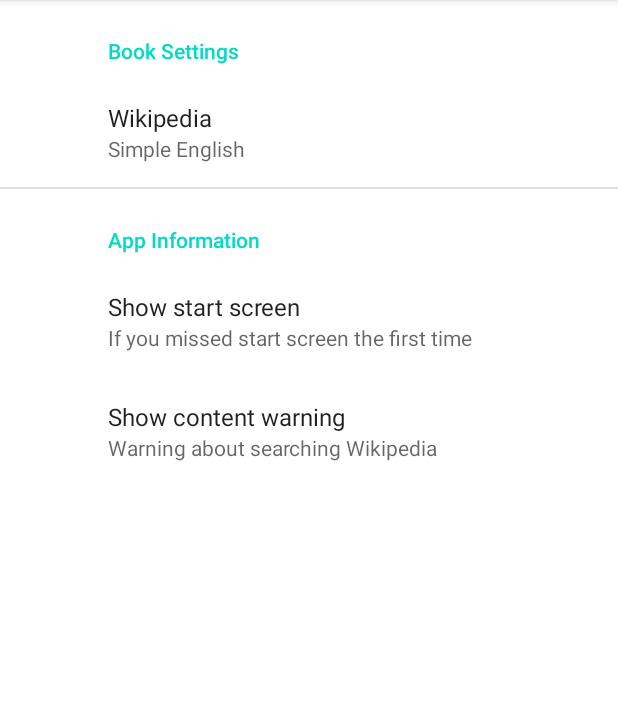
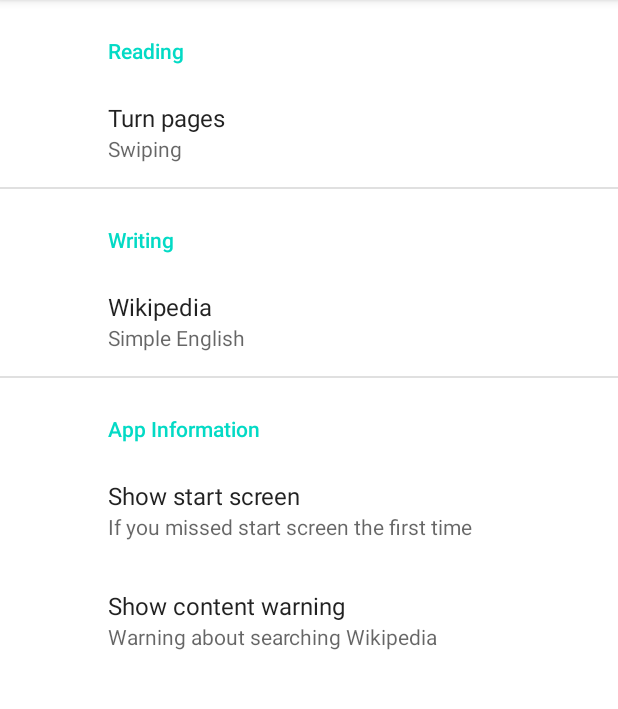
Before and after one commit to babydots/babybook, an Android app: the SettingsActivity screen opened directly, with no data from a screen before it, on a phone screen of 412 x 824 dp, the part 84-793 px from its top. Run offline under Robolectric (Android 15) with nearby library versions, the phone set to English and light mode, and no system bars; our stand-ins replace Room's generated code, androidx.preference; 1 statement that could not run was skipped.

Commit message:
Allow swiping pages to turn (configurable via settings). Sensible paper background when loading images or lack of pages.

```diff
--- a/android/src/main/java/com/serwylo/babybook/Preferences.kt
+++ b/android/src/main/java/com/serwylo/babybook/Preferences.kt
@@ -8,6 +8,10 @@
 
     private const val KEY_ONBOARDING_COMPLETE = "onboarding_complete"
     private const val KEY_HAS_SHOWN_CONTENT_WARNING_COMPLETE = "has_shown_content_warning"
+    private const val KEY_PAGE_TURN_TYPE = "page_turn_type"
+
+    const val PAGE_TURN_TYPE_SWIPING = "swipe"
+    const val PAGE_TURN_TYPE_BUTTONS_OVERLAYED = "buttons_overlayed"
 
     private fun prefs(context: Context) = PreferenceManager.getDefaultSharedPreferences(context)
 
@@ -23,4 +27,6 @@
         putBoolean(KEY_HAS_SHOWN_CONTENT_WARNING_COMPLETE, true)
     }
 
+    fun pageTurnType(context: Context) = prefs(context).getString(KEY_PAGE_TURN_TYPE, null) ?: PAGE_TURN_TYPE_SWIPING
+
 }
--- a/android/src/main/java/com/serwylo/babybook/SettingsActivity.kt
+++ b/android/src/main/java/com/serwylo/babybook/SettingsActivity.kt
@@ -27,6 +27,15 @@
 
         override fun onCreatePreferences(savedInstanceState: Bundle?, rootKey: String?) {
             addPreferencesFromResource(R.xml.settings)
+
+            findPreference<ListPreference>("page_turn_type")?.apply {
+                setDefaultValue(Preferences.PAGE_TURN_TYPE_SWIPING)
+                summaryProvider = Preference.SummaryProvider { preference: ListPreference ->
+                    val prefVal = preference.value ?: Preferences.PAGE_TURN_TYPE_SWIPING
+                    val index = context.resources.getStringArray(R.array.page_turn_type_entry_values).indexOf(prefVal)
+                    context.resources.getStringArray(R.array.page_turn_type_entries)[index]
+                }
+            }
 
             findPreference<ListPreference>("select_wiki_site")?.apply {
                 lifecycleScope.launchWhenCreated {
--- a/android/src/main/res/layout/activity_edit_book.xml
+++ b/android/src/main/res/layout/activity_edit_book.xml
@@ -3,6 +3,7 @@
     xmlns:app="http://schemas.android.com/apk/res-auto"
     xmlns:tools="http://schemas.android.com/tools"
     android:id="@+id/container"
+    android:background="@drawable/paper"
     android:layout_width="match_parent"
     android:layout_height="match_parent" >
 
@@ -10,6 +11,7 @@
         android:id="@+id/card"
         android:layout_width="match_parent"
         android:layout_height="wrap_content"
+        android:background="@color/white"
         app:layout_constraintTop_toTopOf="parent">
 
         <androidx.constraintlayout.widget.ConstraintLayout
--- a/android/src/main/res/layout/activity_edit_book_page.xml
+++ b/android/src/main/res/layout/activity_edit_book_page.xml
@@ -5,12 +5,14 @@
     android:id="@+id/container"
     android:layout_width="match_parent"
     android:layout_height="match_parent"
+    android:background="@drawable/paper"
     tools:context=".editbookpage.EditBookPageActivity">
 
     <com.google.android.material.card.MaterialCardView
         android:id="@+id/card"
         android:layout_width="match_parent"
         android:layout_height="wrap_content"
+        android:background="@color/white"
         app:layout_constraintTop_toTopOf="parent">
 
         <androidx.constraintlayout.widget.ConstraintLayout
--- a/android/src/main/res/layout/activity_main.xml
+++ b/android/src/main/res/layout/activity_main.xml
@@ -4,6 +4,7 @@
     xmlns:tools="http://schemas.android.com/tools"
     android:layout_width="match_parent"
     android:layout_height="match_parent"
+    android:background="@drawable/paper"
     tools:context=".MainActivity">
 
     <androidx.fragment.app.FragmentContainerView
--- a/android/src/main/res/values/strings.xml
+++ b/android/src/main/res/values/strings.xml
@@ -1,4 +1,5 @@
 <resources>
+
     <string name="app_name">Baby Book</string>
     <string name="title_activity_edit_book">EditBookActivity</string>
     <string name="prompt_email">Email</string>
@@ -9,4 +10,15 @@
     <string name="invalid_username">Not a valid username</string>
     <string name="invalid_password">Password must be >5 characters</string>
     <string name="login_failed">"Login failed"</string>
+
+    <string-array name="page_turn_type_entries">
+        <item>Swiping</item>
+        <item>Tapping page edges</item>
+    </string-array>
+
+    <string-array name="page_turn_type_entry_values">
+        <item>swipe</item>
+        <item>buttons_overlayed</item>
+    </string-array>
+
 </resources>
--- a/android/src/main/res/xml/settings.xml
+++ b/android/src/main/res/xml/settings.xml
@@ -1,7 +1,17 @@
 <?xml version="1.0" encoding="utf-8"?>
 <PreferenceScreen xmlns:android="http://schemas.android.com/apk/res/android">
     <PreferenceCategory
-        android:title="Book Settings">
+        android:title="Reading">
+        <ListPreference
+            android:key="page_turn_type"
+            android:defaultValue="swipe"
+            android:title="Turn pages"
+            android:summary="Swiping"
+            android:entries="@array/page_turn_type_entries"
+            android:entryValues="@array/page_turn_type_entry_values" />
+    </PreferenceCategory>
+    <PreferenceCategory
+        android:title="Writing">
         <ListPreference
             android:key="select_wiki_site"
             android:title="Wikipedia"
```
Also changed, not shown: android/src/main/java/com/serwylo/babybook/bookviewer/BookPageFragment.kt (added, +47 -0 lines), android/src/main/java/com/serwylo/babybook/bookviewer/BookViewerActivity.kt (+46 -33 lines), android/src/main/res/layout/activity_book_viewer.xml (+9 -42 lines), android/src/main/res/layout/fragment_book_list.xml (+13 -12 lines), android/src/main/res/layout/fragment_book_viewer_page.xml (added, +53 -0 lines), android/src/main/res/drawable/paper.jpg (added), 1 other file.
